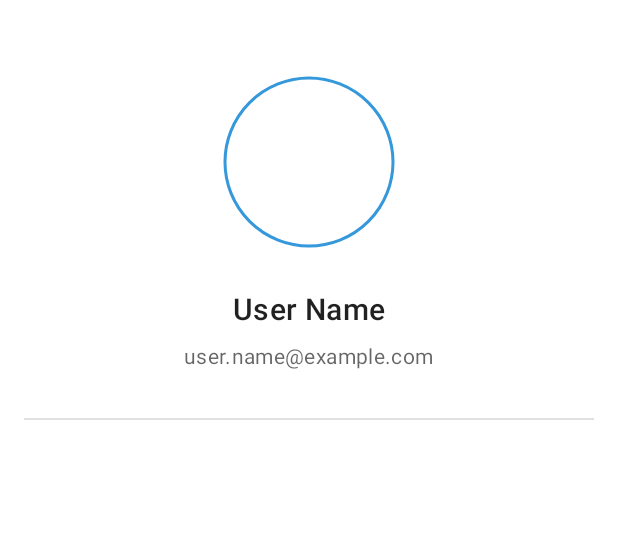
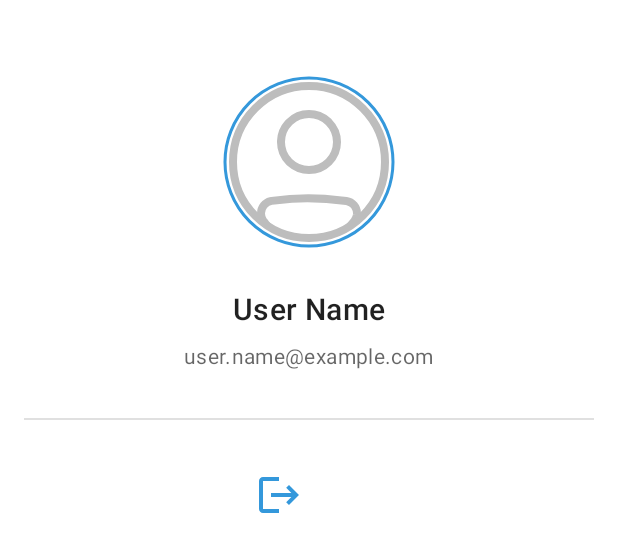
Before and after one commit to ayachamed/MyISAMM1, an Android app: the layout fragment_profile.xml on its own in the app's theme, with its tools: preview values and no code run, on a phone screen of 412 x 824 dp. Shown: the top 552 px of the screen. Run offline under Robolectric (Android 15) with nearby library versions, the phone set to English and light mode, and no system bars.

Commit message:
XML ready 100% only some modifications will be added later now we will launch the coding

```diff
--- a/app/src/main/res/drawable/bottom_nav_color_selector.xml
+++ /dev/null
@@ -1,5 +0,0 @@
-<?xml version="1.0" encoding="utf-8"?>
-<selector xmlns:android="http://schemas.android.com/apk/res/android">
-    <item android:color="@color/colorPrimaryBlue" android:state_checked="true" />
-    <item android:color="@color/bottomNavIconTint" />
-</selector>
--- a/app/src/main/res/drawable/ic_default_profile.xml
+++ /dev/null
@@ -1,4 +0,0 @@
-<?xml version="1.0" encoding="utf-8"?>
-<selector xmlns:android="http://schemas.android.com/apk/res/android">
-
-</selector>
--- a/app/src/main/res/drawable/ic_logout.xml
+++ b/app/src/main/res/drawable/ic_logout.xml
@@ -1,4 +1,9 @@
-<?xml version="1.0" encoding="utf-8"?>
-<selector xmlns:android="http://schemas.android.com/apk/res/android">
-
-</selector>
+<vector xmlns:android="http://schemas.android.com/apk/res/android"
+    android:width="32dp"
+    android:height="32dp"
+    android:viewportWidth="32"
+    android:viewportHeight="32">
+  <path
+      android:pathData="M22.667,9.333L20.787,11.213L24.227,14.667H10.667V17.333H24.227L20.787,20.773L22.667,22.667L29.333,16M5.333,6.667H16V4H5.333C3.867,4 2.667,5.2 2.667,6.667V25.333C2.667,26.8 3.867,28 5.333,28H16V25.333H5.333V6.667Z"
+      android:fillColor="#BDBDBD"/>
+</vector>
--- a/app/src/main/res/drawable/ic_profile.xml
+++ b/app/src/main/res/drawable/ic_profile.xml
@@ -1,21 +1,21 @@
-<vector xmlns:android="http://schemas.android.com/apk/res/android"
+<vector xmlns:android="http://schemas.android.com/apk/res/android" xmlns:aapt="http://schemas.android.com/aapt"
+    android:viewportWidth="28"
+    android:viewportHeight="28"
     android:width="28dp"
-    android:height="28dp"
-    android:viewportWidth="28"
-    android:viewportHeight="28">
+    android:height="28dp">
     <path
-      android:strokeWidth="1"
-      android:pathData="M21.054,24.167C21.174,24.024 21.293,23.88 21.412,23.735C21.685,23.402 21.833,22.979 21.833,22.547C21.833,22.546 21.833,22.546 21.833,22.545L21.054,24.167ZM21.054,24.167H21.487C21.548,24.094 21.608,24.021 21.67,23.946C21.992,23.551 22.167,23.056 22.167,22.546V22.546C22.167,21.44 21.36,20.493 20.262,20.341L20.262,20.341C15.625,19.7 12.403,19.639 7.752,20.319L7.752,20.319C6.641,20.481 5.833,21.445 5.833,22.564C5.833,23.06 5.995,23.549 6.299,23.942L5.904,24.247L6.299,23.942C6.357,24.018 6.416,24.093 6.473,24.167H6.897C6.785,24.025 6.673,23.882 6.563,23.739L6.562,23.737C6.304,23.4 6.166,22.986 6.167,22.562L6.667,22.563H6.167C6.167,21.604 6.858,20.785 7.801,20.648L21.054,24.167Z"
+        android:pathData="M7.75244 20.3184C12.1124 19.6813 15.2163 19.6947 19.4077 20.2276L20.2612 20.3409H20.2622C21.3602 20.4928 22.1665 21.44 22.1665 22.546L22.1587 22.7374C22.1209 23.1784 21.9516 23.5997 21.6704 23.9454C21.6087 24.0203 21.5474 24.094 21.4868 24.1671H21.0513L21.4116 23.7354C21.6507 23.4434 21.7945 23.0829 21.8267 22.7071L21.8335 22.545C21.8353 22.1481 21.7119 21.7622 21.4829 21.4415L21.3774 21.3077C21.1179 21.0059 20.7707 20.7949 20.3862 20.7032L20.2192 20.671H20.2163C15.8945 20.0726 12.8206 19.9835 8.6499 20.5303L7.80029 20.6475C6.85869 20.785 6.16736 21.603 6.1665 22.5616C6.16545 22.9332 6.27206 23.2964 6.47119 23.6075L6.56201 23.7374L6.56299 23.7383C6.67354 23.8823 6.78638 24.0247 6.89893 24.1671H6.47314L6.29834 23.9424C5.99506 23.5491 5.8336 23.0603 5.8335 22.5645C5.8335 21.5153 6.54278 20.6023 7.54736 20.3585L7.75244 20.3184Z"
         android:fillColor="#BDBDBD"
-      android:strokeColor="#BDBDBD"/>
+        android:strokeColor="#BDBDBD"
+        android:strokeWidth="1" />
     <path
-      android:strokeWidth="1"
-      android:pathData="M14,15.167C14.591,15.167 15.176,15.05 15.722,14.824C16.268,14.598 16.764,14.267 17.182,13.849C17.6,13.431 17.931,12.935 18.157,12.389C18.384,11.843 18.5,11.258 18.5,10.667C18.5,10.076 18.384,9.491 18.157,8.945C17.931,8.399 17.6,7.903 17.182,7.485C16.764,7.067 16.268,6.735 15.722,6.509C15.176,6.283 14.591,6.167 14,6.167C12.807,6.167 11.662,6.641 10.818,7.485C9.974,8.329 9.5,9.473 9.5,10.667C9.5,11.86 9.974,13.005 10.818,13.849C11.662,14.693 12.807,15.167 14,15.167ZM17.418,14.084C16.511,14.991 15.282,15.5 14,15.5C12.718,15.5 11.489,14.991 10.582,14.084C9.676,13.178 9.167,11.949 9.167,10.667C9.167,9.385 9.676,8.155 10.582,7.249C11.489,6.343 12.718,5.833 14,5.833C15.282,5.833 16.511,6.343 17.418,7.249C18.324,8.155 18.833,9.385 18.833,10.667C18.833,11.949 18.324,13.178 17.418,14.084Z"
+        android:pathData="M13.9998 5.83337C15.2014 5.83337 16.3573 6.28072 17.2439 7.08337L17.4177 7.24939C18.324 8.15572 18.8337 9.3847 18.8337 10.6664C18.8337 11.9483 18.3242 13.1779 17.4177 14.0844C16.5113 14.9908 15.2816 15.5004 13.9998 15.5004C12.7979 15.5003 11.6422 15.0524 10.7556 14.2494L10.5828 14.0844C9.67634 13.1779 9.16675 11.9483 9.16675 10.6664L9.17261 10.4271C9.2279 9.31208 9.6674 8.24979 10.4167 7.42224L10.5828 7.24939C11.4891 6.34304 12.718 5.83346 13.9998 5.83337ZM13.9998 6.16638C12.8812 6.16646 11.8056 6.58332 10.9802 7.33044L10.8181 7.48474C9.97428 8.32858 9.49984 9.47303 9.49976 10.6664C9.49976 11.7851 9.91652 12.8614 10.6638 13.6869L10.8181 13.849C11.6619 14.6927 12.8065 15.1663 13.9998 15.1664C14.5907 15.1664 15.1764 15.0507 15.7224 14.8246C16.2683 14.5984 16.7645 14.2668 17.1824 13.849C17.6002 13.4312 17.9318 12.935 18.158 12.389C18.3841 11.8431 18.4998 11.2573 18.4998 10.6664C18.4997 10.0756 18.384 9.49051 18.158 8.9447C17.9318 8.39881 17.6002 7.90257 17.1824 7.48474C16.7646 7.06692 16.2683 6.7353 15.7224 6.50916C15.1764 6.28301 14.5907 6.16638 13.9998 6.16638Z"
         android:fillColor="#BDBDBD"
-      android:strokeColor="#BDBDBD"/>
+        android:strokeColor="#BDBDBD"
+        android:strokeWidth="1" />
     <path
-      android:strokeWidth="1"
-      android:pathData="M14,26.5C20.904,26.5 26.5,20.903 26.5,14C26.5,7.097 20.904,1.5 14,1.5C7.097,1.5 1.5,7.097 1.5,14C1.5,20.903 7.097,26.5 14,26.5ZM26.833,14C26.833,21.088 21.088,26.833 14,26.833C6.912,26.833 1.167,21.088 1.167,14C1.167,6.912 6.912,1.167 14,1.167C21.088,1.167 26.833,6.912 26.833,14Z"
+        android:pathData="M13.9998 1.16669C21.0875 1.16669 26.8336 6.91199 26.8337 13.9997C26.8337 21.0876 21.0876 26.8337 13.9998 26.8337C6.91205 26.8335 1.16675 21.0874 1.16675 13.9997C1.16692 6.9121 6.91216 1.16686 13.9998 1.16669ZM13.9998 1.49969C7.09654 1.49987 1.49993 7.09648 1.49976 13.9997C1.49976 20.9031 7.09643 26.4995 13.9998 26.4997C20.9032 26.4997 26.4998 20.9032 26.4998 13.9997C26.4996 7.09637 20.9031 1.49969 13.9998 1.49969Z"
         android:fillColor="#BDBDBD"
-      android:strokeColor="#BDBDBD"/>
+        android:strokeColor="#BDBDBD"
+        android:strokeWidth="1" />
 </vector>
--- a/app/src/main/res/drawable/ic_visibility_24.xml
+++ /dev/null
@@ -1,4 +0,0 @@
-<?xml version="1.0" encoding="utf-8"?>
-<selector xmlns:android="http://schemas.android.com/apk/res/android">
-
-</selector>
--- a/app/src/main/res/drawable/ic_visibility_off_24.xml
+++ /dev/null
@@ -1,4 +0,0 @@
-<?xml version="1.0" encoding="utf-8"?>
-<selector xmlns:android="http://schemas.android.com/apk/res/android">
-
-</selector>
--- a/app/src/main/res/drawable/ic_visibility_selector.xml
+++ b/app/src/main/res/drawable/ic_visibility_selector.xml
@@ -1,7 +1,7 @@
 <?xml version="1.0" encoding="utf-8"?>
 <selector xmlns:android="http://schemas.android.com/apk/res/android">
     <!-- State when password is visible -->
-    <item android:drawable="@drawable/ic_visibility_off_24" android:state_checked="true"/>
+    <item android:drawable="@drawable/ic_visibility_off" android:state_checked="true"/>
     <!-- Default state when password is hidden -->
-    <item android:drawable="@drawable/ic_visibility_24"/>
+    <item android:drawable="@drawable/ic_visibility"/>
 </selector>
--- a/app/src/main/res/layout/fragment_profile.xml
+++ b/app/src/main/res/layout/fragment_profile.xml
@@ -26,7 +26,7 @@
             app:shapeAppearanceOverlay="@style/ShapeAppearanceOverlay.App.CornerSize50Percent"
             app:strokeColor="@color/colorPrimaryBlue"
             app:strokeWidth="2dp"
-            tools:src="@drawable/ic_default_profile" />
+            tools:src="@drawable/ic_profile" />
         <!-- Make sure ic_default_profile drawable and desc_profile_picture string exist -->
         <!-- You'll need to define the ShapeAppearanceOverlay style -->
 
@@ -75,9 +75,9 @@
             android:layout_height="wrap_content"
             android:layout_marginTop="24dp"
             android:text="@string/action_logout"
-            android:textColor="@android:color/holo_red_dark"
+            android:textColor="@color/bottomNavIconTintActive"
             app:icon="@drawable/ic_logout"
-            app:iconTint="@android:color/holo_red_dark"
+            app:iconTint="@color/bottomNavIconTintActive"
             app:layout_constraintEnd_toEndOf="parent"
             app:layout_constraintStart_toStartOf="parent"
             app:layout_constraintTop_toBottomOf="@+id/divider" />
```
Also changed, not shown: app/src/main/res/layout/activity_splash.xml (+9 -9 lines), app/src/main/res/layout/fragment_home.xml (+10 -10 lines). Lines whose indentation alone changed are shown as unchanged.
